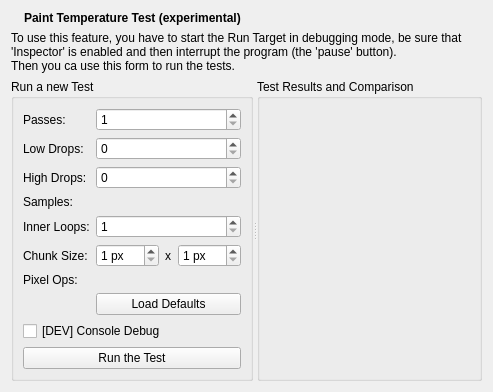
Above: src/plugins/inspector/module-painting/painttemperatureview.ui from enricoros/k-qt-creator-inspector before the change. Below: the same form after it.
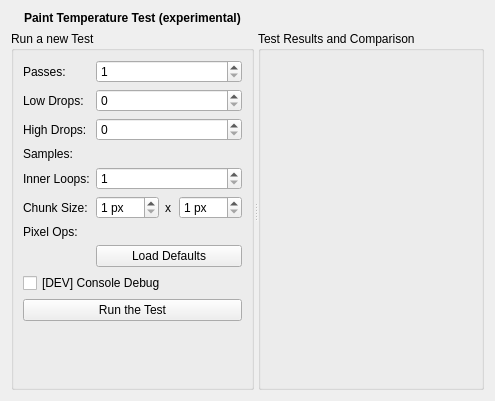
That is the form after the change. Icons and pictures are not drawn.

Commit message: Inspector: save parent references in the instance->module->view chain.

```diff
--- a/src/plugins/inspector/module-painting/painttemperatureview.ui
+++ b/src/plugins/inspector/module-painting/painttemperatureview.ui
@@ -7,8 +7,8 @@
    <rect>
     <x>0</x>
     <y>0</y>
-    <width>493</width>
-    <height>392</height>
+    <width>495</width>
+    <height>401</height>
    </rect>
   </property>
   <layout class="QVBoxLayout" name="verticalLayout">
@@ -29,6 +29,12 @@
      </item>
      <item>
       <widget class="QLabel" name="titleLabel">
+       <property name="sizePolicy">
+        <sizepolicy hsizetype="Preferred" vsizetype="Fixed">
+         <horstretch>0</horstretch>
+         <verstretch>0</verstretch>
+        </sizepolicy>
+       </property>
        <property name="font">
         <font>
          <weight>75</weight>
@@ -42,19 +48,14 @@
      </item>
     </layout>
    </item>
-   <item>
-    <widget class="QLabel" name="disclaimerLabel">
-     <property name="text">
-      <string>To use this feature, you have to start the Run Target in debugging mode, be sure that 'Inspector' is enabled and then interrupt the program (the 'pause' button).
-Then you ca use this form to run the tests.</string>
-     </property>
-     <property name="wordWrap">
-      <bool>true</bool>
-     </property>
-    </widget>
-   </item>
    <item>
     <widget class="QSplitter" name="splitter">
+     <property name="sizePolicy">
+      <sizepolicy hsizetype="Expanding" vsizetype="MinimumExpanding">
+       <horstretch>0</horstretch>
+       <verstretch>0</verstretch>
+      </sizepolicy>
+     </property>
      <property name="orientation">
       <enum>Qt::Horizontal</enum>
      </property>
```
Left out of the diff: 6 changed lines with no effect on the pictures. The commit also changes 25 other files.
